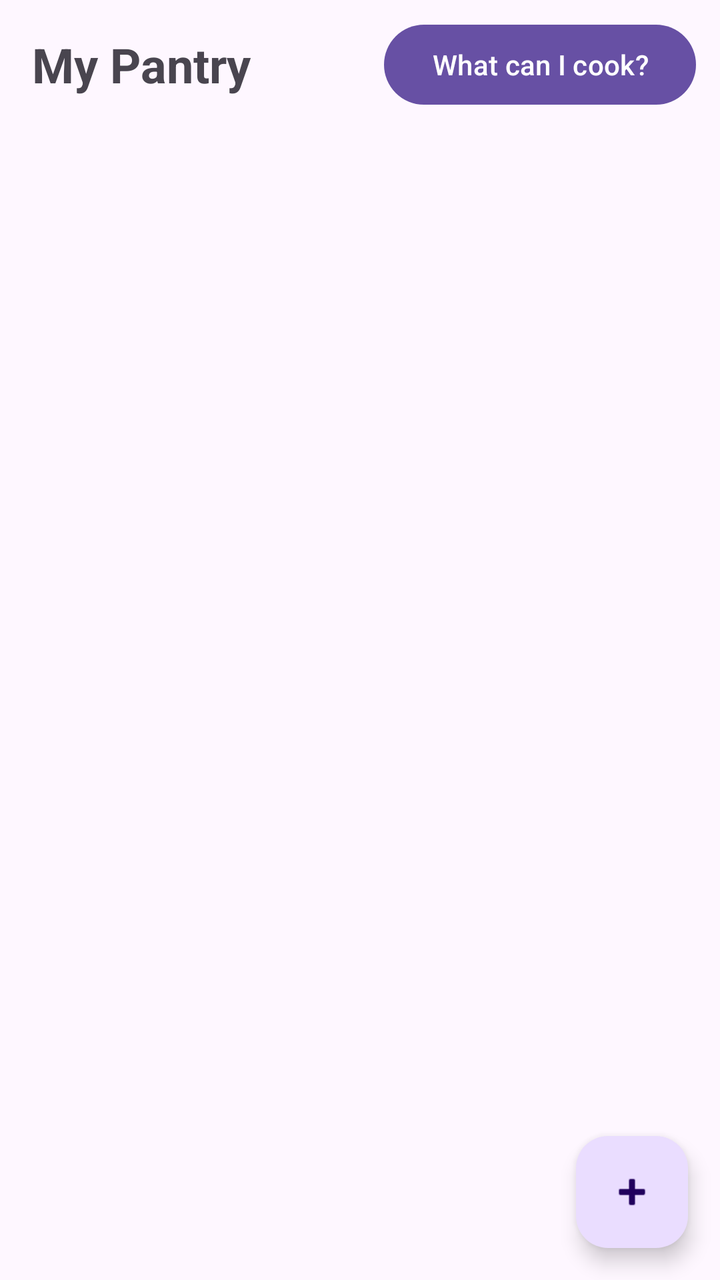
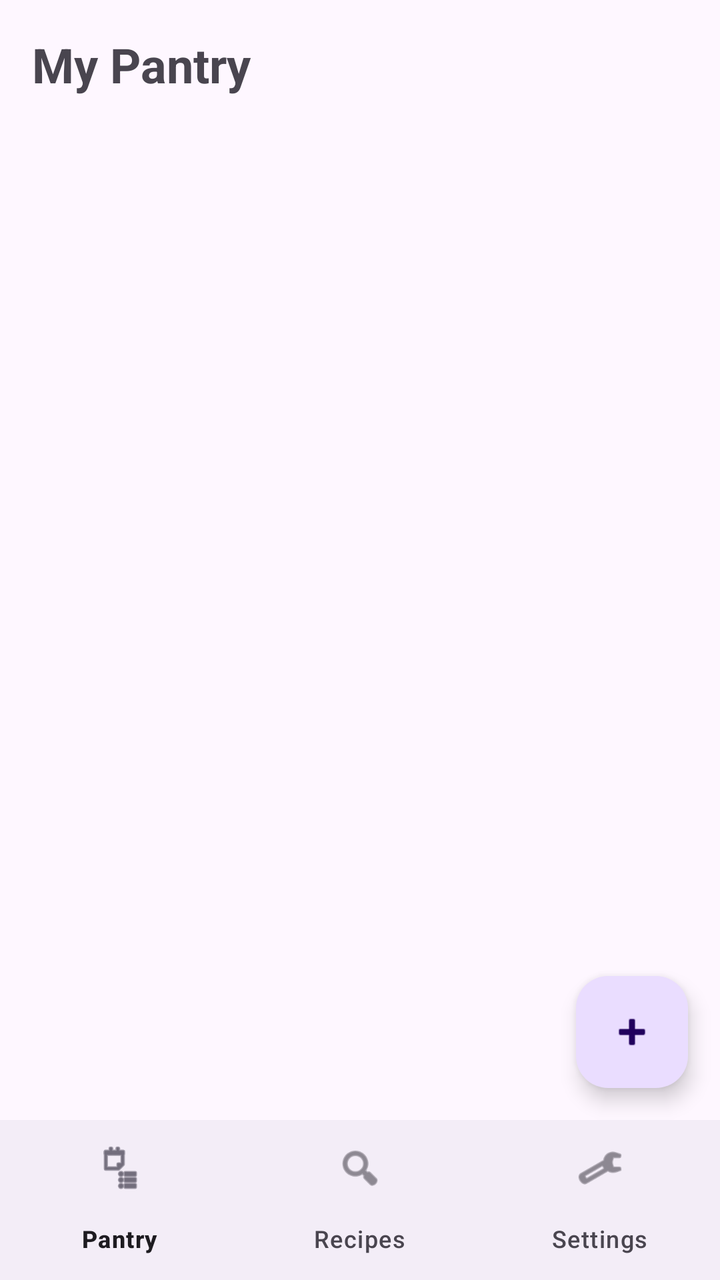

Compare the two renders of this Android layout. The source of the first and the diff that turns it into the second are given below.
<!-- AndroidManifest.xml: application theme Theme.SmartPantryManager -->
<!-- res/layout/activity_main.xml -->
<?xml version="1.0" encoding="utf-8"?>
<androidx.constraintlayout.widget.ConstraintLayout
    xmlns:android="http://schemas.android.com/apk/res/android"
    xmlns:app="http://schemas.android.com/apk/res-auto"
    android:layout_width="match_parent"
    android:layout_height="match_parent"
    android:fitsSystemWindows="true">

    <TextView
        android:id="@+id/tvTitle"
        android:layout_width="0dp"
        android:layout_height="wrap_content"
        android:padding="16dp"
        android:text="My Pantry"
        android:textSize="24sp"
        android:textStyle="bold"
        app:layout_constraintTop_toTopOf="parent"
        app:layout_constraintStart_toStartOf="parent"
        app:layout_constraintEnd_toStartOf="@id/btnSuggested" />

    <Button
        android:id="@+id/btnSuggested"
        android:layout_width="wrap_content"
        android:layout_height="wrap_content"
        android:layout_marginEnd="12dp"
        android:text="What can I cook?"
        app:layout_constraintTop_toTopOf="@id/tvTitle"
        app:layout_constraintBottom_toBottomOf="@id/tvTitle"
        app:layout_constraintEnd_toEndOf="parent" />

    <androidx.recyclerview.widget.RecyclerView
        android:id="@+id/rvPantry"
        android:layout_width="0dp"
        android:layout_height="0dp"
        android:clipToPadding="false"
        android:paddingBottom="88dp"
        app:layout_constraintTop_toBottomOf="@id/tvTitle"
        app:layout_constraintBottom_toBottomOf="parent"
        app:layout_constraintStart_toStartOf="parent"
        app:layout_constraintEnd_toEndOf="parent" />

    <TextView
        android:id="@+id/tvEmpty"
        android:layout_width="0dp"
        android:layout_height="wrap_content"
        android:padding="32dp"
        android:gravity="center"
        android:text="Your pantry is empty. Tap + to add your first ingredient."
        android:textSize="16sp"
        android:visibility="gone"
        app:layout_constraintTop_toTopOf="parent"
        app:layout_constraintBottom_toBottomOf="parent"
        app:layout_constraintStart_toStartOf="parent"
        app:layout_constraintEnd_toEndOf="parent" />

    <com.google.android.material.floatingactionbutton.FloatingActionButton
        android:id="@+id/fabAdd"
        android:layout_width="wrap_content"
        android:layout_height="wrap_content"
        android:layout_margin="16dp"
        android:contentDescription="Add ingredient"
        android:src="@android:drawable/ic_input_add"
        app:layout_constraintBottom_toBottomOf="parent"
        app:layout_constraintEnd_toEndOf="parent" />

</androidx.constraintlayout.widget.ConstraintLayout>
<!-- resources referenced by this layout -->
<resources>
  <style name="Theme.SmartPantryManager" parent="Base.Theme.SmartPantryManager" />
  <style name="Base.Theme.SmartPantryManager" parent="Theme.Material3.DayNight.NoActionBar">
          
          
      </style>
</resources>

<!-- the commit's change to res/layout/activity_main.xml (unified diff, before → after) -->
@@ -16,16 +16,20 @@
         android:textStyle="bold"
         app:layout_constraintTop_toTopOf="parent"
         app:layout_constraintStart_toStartOf="parent"
-        app:layout_constraintEnd_toStartOf="@id/btnSuggested" />
+        app:layout_constraintEnd_toEndOf="parent" />
 
-    <Button
-        android:id="@+id/btnSuggested"
-        android:layout_width="wrap_content"
+    <TextView
+        android:id="@+id/tvExpiringBanner"
+        android:layout_width="0dp"
         android:layout_height="wrap_content"
-        android:layout_marginEnd="12dp"
-        android:text="What can I cook?"
-        app:layout_constraintTop_toTopOf="@id/tvTitle"
-        app:layout_constraintBottom_toBottomOf="@id/tvTitle"
+        android:background="#FFF3CD"
+        android:paddingHorizontal="16dp"
+        android:paddingVertical="10dp"
+        android:textColor="#856404"
+        android:textSize="14sp"
+        android:visibility="gone"
+        app:layout_constraintTop_toBottomOf="@id/tvTitle"
+        app:layout_constraintStart_toStartOf="parent"
         app:layout_constraintEnd_toEndOf="parent" />
 
     <androidx.recyclerview.widget.RecyclerView
@@ -34,8 +38,8 @@
         android:layout_height="0dp"
         android:clipToPadding="false"
         android:paddingBottom="88dp"
-        app:layout_constraintTop_toBottomOf="@id/tvTitle"
-        app:layout_constraintBottom_toBottomOf="parent"
+        app:layout_constraintTop_toBottomOf="@id/tvExpiringBanner"
+        app:layout_constraintBottom_toTopOf="@id/bottomNav"
         app:layout_constraintStart_toStartOf="parent"
         app:layout_constraintEnd_toEndOf="parent" />
 
@@ -49,7 +53,7 @@
         android:textSize="16sp"
         android:visibility="gone"
         app:layout_constraintTop_toTopOf="parent"
-        app:layout_constraintBottom_toBottomOf="parent"
+        app:layout_constraintBottom_toTopOf="@id/bottomNav"
         app:layout_constraintStart_toStartOf="parent"
         app:layout_constraintEnd_toEndOf="parent" />
 
@@ -60,7 +64,16 @@
         android:layout_margin="16dp"
         android:contentDescription="Add ingredient"
         android:src="@android:drawable/ic_input_add"
+        app:layout_constraintBottom_toTopOf="@id/bottomNav"
+        app:layout_constraintEnd_toEndOf="parent" />
+
+    <com.google.android.material.bottomnavigation.BottomNavigationView
+        android:id="@+id/bottomNav"
+        android:layout_width="0dp"
+        android:layout_height="wrap_content"
+        app:menu="@menu/bottom_nav_menu"
         app:layout_constraintBottom_toBottomOf="parent"
+        app:layout_constraintStart_toStartOf="parent"
         app:layout_constraintEnd_toEndOf="parent" />
 
 </androidx.constraintlayout.widget.ConstraintLayout>
